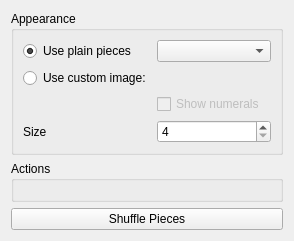
KDE/kdeplasma-addons, file applets/fifteenPuzzle/src/fifteenPuzzleConfig.ui: the form before one commit.
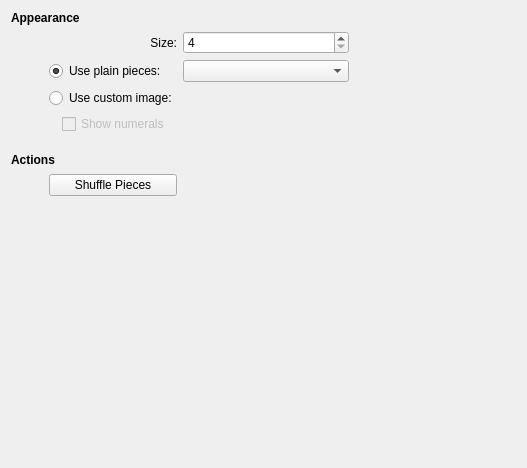
The form after the commit. Custom widgets are drawn as their Qt base class.

Diff of the .ui file:
```diff
--- a/applets/fifteenPuzzle/src/fifteenPuzzleConfig.ui
+++ b/applets/fifteenPuzzle/src/fifteenPuzzleConfig.ui
@@ -6,41 +6,81 @@
    <rect>
     <x>0</x>
     <y>0</y>
-    <width>291</width>
-    <height>226</height>
+    <width>527</width>
+    <height>468</height>
    </rect>
   </property>
   <property name="windowTitle">
    <string>Configure Fifteen Puzzle</string>
   </property>
-  <layout class="QVBoxLayout" name="verticalLayout">
-   <item>
-    <widget class="QGroupBox" name="gb_appearance">
-     <property name="title">
-      <string>Appearance</string>
-     </property>
-     <property name="flat">
-      <bool>true</bool>
-     </property>
      <layout class="QGridLayout" name="gridLayout">
       <item row="0" column="0" colspan="2">
+    <widget class="QLabel" name="label">
+     <property name="font">
+      <font>
+       <weight>75</weight>
+       <bold>true</bold>
+      </font>
+     </property>
+     <property name="text">
+      <string>Appearance</string>
+     </property>
+    </widget>
+   </item>
+   <item row="1" column="0">
+    <spacer name="horizontalSpacer">
+     <property name="orientation">
+      <enum>Qt::Horizontal</enum>
+     </property>
+     <property name="sizeType">
+      <enum>QSizePolicy::Fixed</enum>
+     </property>
+     <property name="sizeHint" stdset="0">
+      <size>
+       <width>13</width>
+       <height>23</height>
+      </size>
+     </property>
+    </spacer>
+   </item>
+   <item row="1" column="1" colspan="2">
+    <widget class="QLabel" name="label_2">
+     <property name="text">
+      <string>Size:</string>
+     </property>
+     <property name="alignment">
+      <set>Qt::AlignRight|Qt::AlignTrailing|Qt::AlignVCenter</set>
+     </property>
+    </widget>
+   </item>
+   <item row="1" column="3">
+    <widget class="QSpinBox" name="size">
+     <property name="minimum">
+      <number>4</number>
+     </property>
+    </widget>
+   </item>
+   <item row="2" column="1" colspan="2">
        <widget class="QRadioButton" name="rb_identical">
         <property name="text">
-         <string>Use plain pieces</string>
+      <string>Use plain pieces:</string>
         </property>
         <property name="checked">
          <bool>true</bool>
         </property>
        </widget>
       </item>
-      <item row="4" column="0" colspan="2">
+   <item row="2" column="3">
+    <widget class="KColorCombo" name="color"/>
+   </item>
+   <item row="3" column="1" colspan="2">
        <widget class="QRadioButton" name="rb_split">
         <property name="text">
          <string>Use custom image:</string>
         </property>
        </widget>
       </item>
-      <item row="4" column="2" colspan="2">
+   <item row="3" column="3">
        <widget class="KUrlRequester" name="urlRequester">
         <property name="enabled">
          <bool>false</bool>
@@ -50,24 +90,25 @@
         </property>
        </widget>
       </item>
-      <item row="6" column="0">
-       <widget class="QLabel" name="label_2">
-        <property name="text">
-         <string>Size</string>
-        </property>
-       </widget>
-      </item>
-      <item row="0" column="2" colspan="2">
-       <widget class="KColorCombo" name="color"/>
-      </item>
-      <item row="6" column="2" colspan="2">
-       <widget class="QSpinBox" name="size">
-        <property name="minimum">
-         <number>4</number>
-        </property>
-       </widget>
-      </item>
-      <item row="5" column="2">
+   <item row="4" column="1" colspan="2">
+    <layout class="QHBoxLayout" name="horizontalLayout">
+     <item>
+      <spacer name="horizontalSpacer_4">
+       <property name="orientation">
+        <enum>Qt::Horizontal</enum>
+       </property>
+       <property name="sizeType">
+        <enum>QSizePolicy::Fixed</enum>
+       </property>
+       <property name="sizeHint" stdset="0">
+        <size>
+         <width>13</width>
+         <height>20</height>
+        </size>
+       </property>
+      </spacer>
+     </item>
+     <item>
        <widget class="QCheckBox" name="cb_showNumerals">
         <property name="enabled">
          <bool>false</bool>
@@ -78,26 +119,82 @@
        </widget>
       </item>
      </layout>
-    </widget>
    </item>
-   <item>
-    <widget class="QGroupBox" name="gb_actions">
-     <property name="title">
+   <item row="5" column="0" colspan="2">
+    <spacer name="verticalSpacer_2">
+     <property name="orientation">
+      <enum>Qt::Vertical</enum>
+     </property>
+     <property name="sizeType">
+      <enum>QSizePolicy::Fixed</enum>
+     </property>
+     <property name="sizeHint" stdset="0">
+      <size>
+       <width>87</width>
+       <height>13</height>
+      </size>
+     </property>
+    </spacer>
+   </item>
+   <item row="6" column="0" colspan="2">
+    <widget class="QLabel" name="label_3">
+     <property name="font">
+      <font>
+       <weight>75</weight>
+       <bold>true</bold>
+      </font>
+     </property>
+     <property name="text">
       <string>Actions</string>
      </property>
-     <property name="flat">
-      <bool>true</bool>
-     </property>
-     <layout class="QVBoxLayout"/>
     </widget>
    </item>
-   <item>
+   <item row="7" column="1" colspan="2">
     <widget class="QPushButton" name="pb_shuffle">
      <property name="text">
       <string>Shuffle Pieces</string>
      </property>
     </widget>
    </item>
+   <item row="7" column="3">
+    <spacer name="horizontalSpacer_2">
+     <property name="orientation">
+      <enum>Qt::Horizontal</enum>
+     </property>
+     <property name="sizeHint" stdset="0">
+      <size>
+       <width>169</width>
+       <height>24</height>
+      </size>
+     </property>
+    </spacer>
+   </item>
+   <item row="8" column="2">
+    <spacer name="verticalSpacer">
+     <property name="orientation">
+      <enum>Qt::Vertical</enum>
+     </property>
+     <property name="sizeHint" stdset="0">
+      <size>
+       <width>70</width>
+       <height>239</height>
+      </size>
+     </property>
+    </spacer>
+   </item>
+   <item row="1" column="4">
+    <spacer name="horizontalSpacer_3">
+     <property name="orientation">
+      <enum>Qt::Horizontal</enum>
+     </property>
+     <property name="sizeHint" stdset="0">
+      <size>
+       <width>169</width>
+       <height>22</height>
+      </size>
+     </property>
+    </spacer>
+   </item>
   </layout>
  </widget>
  <customwidgets>
```
Left out of the diff: 32 changed lines with no effect on the pictures. Lines whose indentation alone changed are shown as unchanged.
